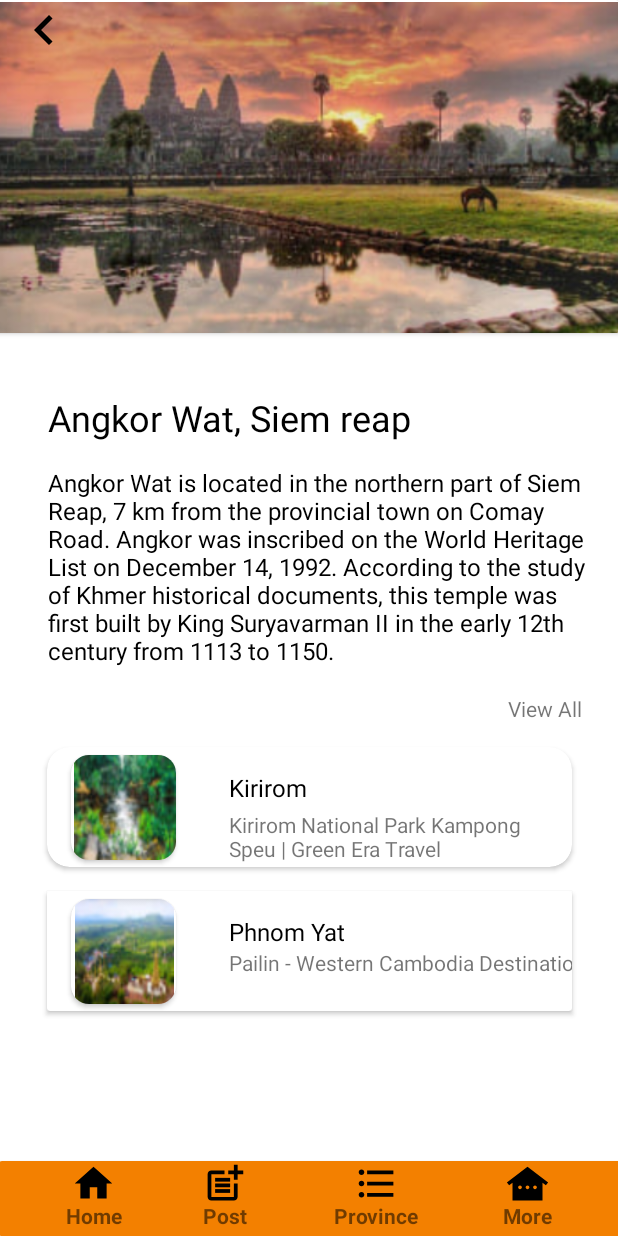
After one commit to SureIte/Travel-App, an Android app: the layout activity_view_item.xml on its own in the app's theme, with its tools: preview values and no code run, on a phone screen of 412 x 824 dp. The commit adds this screen. Run offline under Robolectric (Android 15) with nearby library versions, the light colour scheme and no system bars.

Commit message:
add new activity view item and activity verification code

```diff
--- a/app/src/main/java/kh/edu/rupp/ite/mytravel/MainActivity.java
+++ b/app/src/main/java/kh/edu/rupp/ite/mytravel/MainActivity.java
@@ -9,6 +9,6 @@ public class MainActivity extends AppCompatActivity {
     @Override
     protected void onCreate(Bundle savedInstanceState) {
         super.onCreate(savedInstanceState);
-        setContentView(R.layout.activity_forget_password);
+        setContentView(R.layout.activity_view_item);
     }
 }
--- /dev/null
+++ b/app/src/main/res/drawable/baseline_keyboard_arrow_left_24.xml
@@ -0,0 +1,5 @@
+<vector android:autoMirrored="true" android:height="24dp"
+    android:tint="#000000" android:viewportHeight="24"
+    android:viewportWidth="24" android:width="24dp" xmlns:android="http://schemas.android.com/apk/res/android">
+    <path android:fillColor="@android:color/white" android:pathData="M15.41,16.59L10.83,12l4.58,-4.59L14,6l-6,6 6,6 1.41,-1.41z"/>
+</vector>
--- /dev/null
+++ b/app/src/main/res/layout/activity_verification_code.xml
@@ -0,0 +1,112 @@
+<?xml version="1.0" encoding="utf-8"?>
+<androidx.constraintlayout.widget.ConstraintLayout xmlns:android="http://schemas.android.com/apk/res/android"
+    xmlns:app="http://schemas.android.com/apk/res-auto"
+    xmlns:tools="http://schemas.android.com/tools"
+    android:layout_width="match_parent"
+    android:layout_height="match_parent">
+
+    <ImageView
+        android:id="@+id/imageView4"
+        android:layout_width="wrap_content"
+        android:layout_height="wrap_content"
+        android:layout_marginTop="236dp"
+        app:layout_constraintEnd_toEndOf="parent"
+        app:layout_constraintStart_toStartOf="parent"
+        app:layout_constraintTop_toTopOf="parent"
+        app:srcCompat="@drawable/photo_background" />
+
+    <TextView
+        android:id="@+id/textView15"
+        android:layout_width="wrap_content"
+        android:layout_height="wrap_content"
+        android:layout_marginTop="120dp"
+        android:text="@string/Verification_Code"
+        android:textColor="@color/yellow"
+        android:textSize="34sp"
+        android:textStyle="bold"
+        app:layout_constraintEnd_toEndOf="parent"
+        app:layout_constraintHorizontal_bias="0.498"
+        app:layout_constraintStart_toStartOf="parent"
+        app:layout_constraintTop_toTopOf="parent" />
+
+    <androidx.cardview.widget.CardView
+        android:layout_width="309dp"
+        android:layout_height="220dp"
+        app:layout_constraintBottom_toBottomOf="parent"
+        app:layout_constraintEnd_toEndOf="parent"
+        app:layout_constraintStart_toStartOf="parent"
+        android:background="@drawable/radius_login"
+        app:cardCornerRadius="16dp"
+        android:elevation="15dp"
+        app:layout_constraintTop_toTopOf="parent" >
+
+        <androidx.constraintlayout.widget.ConstraintLayout
+            android:layout_width="match_parent"
+            android:layout_height="match_parent">
+
+            <EditText
+                android:id="@+id/editTextTextPassword5"
+                android:layout_width="260dp"
+                android:layout_height="wrap_content"
+                android:layout_marginBottom="48dp"
+                android:ems="10"
+                android:inputType="textPassword"
+                app:layout_constraintBottom_toBottomOf="parent"
+                app:layout_constraintEnd_toEndOf="parent"
+                app:layout_constraintStart_toStartOf="parent"
+                app:layout_constraintTop_toTopOf="parent" />
+
+            <TextView
+                android:id="@+id/textView17"
+                android:layout_width="wrap_content"
+                android:layout_height="wrap_content"
+                android:layout_marginStart="4dp"
+                android:layout_marginBottom="8dp"
+                android:text="@string/Enter_Your_Verification_code"
+                android:textColor="@color/black"
+                android:textSize="16sp"
+                app:layout_constraintBottom_toBottomOf="@+id/editTextTextPassword5"
+                app:layout_constraintStart_toStartOf="@+id/editTextTextPassword5"
+                app:layout_constraintTop_toTopOf="@+id/editTextTextPassword5" />
+
+            <TextView
+                android:id="@+id/textView18"
+                android:layout_width="wrap_content"
+                android:layout_height="wrap_content"
+                android:layout_marginTop="8dp"
+                android:text="@string/Resend"
+                app:layout_constraintEnd_toEndOf="@+id/editTextTextPassword5"
+                app:layout_constraintTop_toBottomOf="@+id/editTextTextPassword5" />
+
+            <androidx.cardview.widget.CardView
+                android:layout_width="90dp"
+                android:layout_height="30dp"
+                android:layout_marginBottom="32dp"
+                app:cardCornerRadius="16dp"
+                app:layout_constraintBottom_toBottomOf="parent"
+                app:layout_constraintEnd_toEndOf="parent"
+                app:layout_constraintStart_toStartOf="parent">
+
+                <androidx.constraintlayout.widget.ConstraintLayout
+                    android:layout_width="match_parent"
+                    android:layout_height="match_parent"
+                    android:background="@drawable/bg_sign_up"
+                    android:elevation="15dp">
+
+                    <TextView
+                        android:id="@+id/textView19"
+                        android:layout_width="wrap_content"
+                        android:layout_height="wrap_content"
+                        android:text="@string/Verify"
+                        android:textColor="@color/white"
+                        android:textStyle="bold"
+                        app:layout_constraintBottom_toBottomOf="parent"
+                        app:layout_constraintEnd_toEndOf="parent"
+                        app:layout_constraintStart_toStartOf="parent"
+                        app:layout_constraintTop_toTopOf="parent" />
+                </androidx.constraintlayout.widget.ConstraintLayout>
+            </androidx.cardview.widget.CardView>
+        </androidx.constraintlayout.widget.ConstraintLayout>
+    </androidx.cardview.widget.CardView>
+
+</androidx.constraintlayout.widget.ConstraintLayout>
--- /dev/null
+++ b/app/src/main/res/layout/activity_view_item.xml
@@ -0,0 +1,296 @@
+<?xml version="1.0" encoding="utf-8"?>
+<androidx.constraintlayout.widget.ConstraintLayout xmlns:android="http://schemas.android.com/apk/res/android"
+    xmlns:app="http://schemas.android.com/apk/res-auto"
+    xmlns:tools="http://schemas.android.com/tools"
+    android:layout_width="match_parent"
+    android:layout_height="match_parent">
+
+    <androidx.cardview.widget.CardView
+        android:id="@+id/cardView15"
+        android:layout_width="419dp"
+        android:layout_height="222dp"
+        app:layout_constraintEnd_toEndOf="parent"
+        app:layout_constraintTop_toTopOf="parent">
+
+        <androidx.constraintlayout.widget.ConstraintLayout
+            android:layout_width="match_parent"
+            android:layout_height="match_parent">
+
+            <ImageView
+                android:id="@+id/imageView29"
+                android:layout_width="436dp"
+                android:layout_height="244dp"
+                app:layout_constraintEnd_toEndOf="parent"
+                app:layout_constraintStart_toStartOf="parent"
+                app:layout_constraintTop_toTopOf="parent"
+                app:srcCompat="@drawable/photo9" />
+
+            <ImageView
+                android:id="@+id/imageView30"
+                android:layout_width="40dp"
+                android:layout_height="40dp"
+                android:layout_marginStart="16dp"
+                app:layout_constraintStart_toStartOf="parent"
+                app:layout_constraintTop_toTopOf="parent"
+                app:srcCompat="@drawable/baseline_keyboard_arrow_left_24" />
+        </androidx.constraintlayout.widget.ConstraintLayout>
+    </androidx.cardview.widget.CardView>
+
+    <TextView
+        android:id="@+id/textView47"
+        android:layout_width="wrap_content"
+        android:layout_height="wrap_content"
+        android:layout_marginStart="32dp"
+        android:layout_marginTop="40dp"
+        android:text="@string/Angkor_Wat_Siem_reap"
+        android:textColor="@color/black"
+        android:textSize="24sp"
+        app:layout_constraintStart_toStartOf="parent"
+        app:layout_constraintTop_toBottomOf="@+id/cardView15" />
+
+    <TextView
+        android:id="@+id/textView48"
+        android:layout_width="368dp"
+        android:layout_height="152dp"
+        android:layout_marginTop="16dp"
+        android:text="@string/Articles"
+        android:textColor="@color/black"
+        android:textSize="16sp"
+        app:layout_constraintStart_toStartOf="@+id/textView47"
+        app:layout_constraintTop_toBottomOf="@+id/textView47" />
+
+    <TextView
+        android:id="@+id/textView49"
+        android:layout_width="wrap_content"
+        android:layout_height="wrap_content"
+        android:layout_marginEnd="24dp"
+        android:text="@string/View_All"
+        app:layout_constraintEnd_toEndOf="parent"
+        app:layout_constraintTop_toBottomOf="@+id/textView48" />
+
+    <androidx.cardview.widget.CardView
+        android:id="@+id/cardView17"
+        android:layout_width="350dp"
+        android:layout_height="80dp"
+        android:layout_marginTop="16dp"
+        app:cardCornerRadius="15dp"
+        app:layout_constraintEnd_toEndOf="parent"
+        app:layout_constraintStart_toStartOf="parent"
+        app:layout_constraintTop_toBottomOf="@+id/textView49">
+
+        <androidx.constraintlayout.widget.ConstraintLayout
+            android:layout_width="match_parent"
+            android:layout_height="match_parent">
+
+            <androidx.cardview.widget.CardView
+                android:id="@+id/cardView16"
+                android:layout_width="70dp"
+                android:layout_height="70dp"
+                android:layout_marginStart="16dp"
+                app:cardCornerRadius="12dp"
+                app:layout_constraintBottom_toBottomOf="parent"
+                app:layout_constraintStart_toStartOf="parent"
+                app:layout_constraintTop_toTopOf="parent">
+
+                <androidx.constraintlayout.widget.ConstraintLayout
+                    android:layout_width="match_parent"
+                    android:layout_height="match_parent">
+
+                    <ImageView
+                        android:id="@+id/imageView31"
+                        android:layout_width="72dp"
+                        android:layout_height="77dp"
+                        app:layout_constraintBottom_toBottomOf="parent"
+                        app:layout_constraintEnd_toEndOf="parent"
+                        app:layout_constraintStart_toStartOf="parent"
+                        app:layout_constraintTop_toTopOf="parent"
+                        app:srcCompat="@drawable/photo10" />
+                </androidx.constraintlayout.widget.ConstraintLayout>
+            </androidx.cardview.widget.CardView>
+
+            <TextView
+                android:id="@+id/textView50"
+                android:layout_width="wrap_content"
+                android:layout_height="wrap_content"
+                android:layout_marginStart="35dp"
+                android:layout_marginTop="16dp"
+                android:text="@string/Kirirom"
+                android:textColor="@color/black"
+                android:textSize="16sp"
+                app:layout_constraintStart_toEndOf="@+id/cardView16"
+                app:layout_constraintTop_toTopOf="parent" />
+
+            <TextView
+                android:id="@+id/textView51"
+                android:layout_width="216dp"
+                android:layout_height="36dp"
+                android:layout_marginTop="4dp"
+                android:text="@string/Kirirom_National_Park_Kampong_Speu_I_Green_Era_Travel"
+                app:layout_constraintStart_toStartOf="@+id/textView50"
+                app:layout_constraintTop_toBottomOf="@+id/textView50" />
+        </androidx.constraintlayout.widget.ConstraintLayout>
+    </androidx.cardview.widget.CardView>
+    <androidx.cardview.widget.CardView
+        android:layout_width="415dp"
+        android:layout_height="50dp"
+        app:layout_constraintBottom_toBottomOf="parent"
+        app:layout_constraintEnd_toEndOf="parent"
+        app:layout_constraintStart_toStartOf="parent">
+
+        <androidx.constraintlayout.widget.ConstraintLayout
+            android:layout_width="match_parent"
+            android:layout_height="match_parent"
+            android:backgroundTint="@color/yellow"
+            android:background="@color/F0F0F0">
+
+            <ImageView
+                android:id="@+id/imageView21"
+                android:layout_width="30dp"
+                android:layout_height="30dp"
+                android:layout_marginStart="48dp"
+                app:layout_constraintStart_toStartOf="parent"
+                app:layout_constraintTop_toTopOf="parent"
+                app:srcCompat="@drawable/baseline_home_24" />
+
+            <TextView
+                android:id="@+id/textView29"
+                android:layout_width="wrap_content"
+                android:layout_height="wrap_content"
+                android:layout_marginBottom="8dp"
+                android:text="@string/Home"
+                android:textSize="14sp"
+                android:textStyle="bold"
+                app:layout_constraintBottom_toBottomOf="parent"
+                app:layout_constraintEnd_toEndOf="@+id/imageView21"
+                app:layout_constraintStart_toStartOf="@+id/imageView21"
+                app:layout_constraintTop_toBottomOf="@+id/imageView21" />
+
+            <ImageView
+                android:id="@+id/imageView22"
+                android:layout_width="30dp"
+                android:layout_height="30dp"
+                android:layout_marginEnd="48dp"
+                app:layout_constraintEnd_toEndOf="parent"
+                app:layout_constraintTop_toTopOf="parent"
+                app:srcCompat="@drawable/baseline_other_houses_24" />
+
+            <TextView
+                android:id="@+id/textView31"
+                android:layout_width="wrap_content"
+                android:layout_height="wrap_content"
+                android:layout_marginBottom="8dp"
+                android:text="@string/Other"
+                android:textStyle="bold"
+                app:layout_constraintBottom_toBottomOf="parent"
+                app:layout_constraintEnd_toEndOf="@+id/imageView22"
+                app:layout_constraintStart_toStartOf="@+id/imageView22"
+                app:layout_constraintTop_toBottomOf="@+id/imageView22" />
+
+            <ImageView
+                android:id="@+id/imageView23"
+                android:layout_width="30dp"
+                android:layout_height="30dp"
+                android:layout_marginStart="57dp"
+                app:layout_constraintStart_toEndOf="@+id/imageView21"
+                app:layout_constraintTop_toTopOf="parent"
+                app:srcCompat="@drawable/baseline_post_add_24" />
+
+            <TextView
+                android:id="@+id/textView32"
+                android:layout_width="wrap_content"
+                android:layout_height="wrap_content"
+                android:layout_marginBottom="8dp"
+                android:text="@string/Post"
+                android:textStyle="bold"
+                app:layout_constraintBottom_toBottomOf="parent"
+                app:layout_constraintEnd_toEndOf="@+id/imageView23"
+                app:layout_constraintStart_toStartOf="@+id/imageView23"
+                app:layout_constraintTop_toBottomOf="@+id/imageView23" />
+
+            <ImageView
+                android:id="@+id/imageView"
+                android:layout_width="30dp"
+                android:layout_height="30dp"
+                android:layout_marginStart="57dp"
+                android:layout_marginEnd="57dp"
+                app:layout_constraintEnd_toStartOf="@+id/imageView22"
+                app:layout_constraintStart_toEndOf="@+id/imageView23"
+                app:layout_constraintTop_toTopOf="parent"
+                app:srcCompat="@drawable/baseline_format_list_bulleted_24" />
+
+            <TextView
+                android:id="@+id/textView33"
+                android:layout_width="wrap_content"
+                android:layout_height="wrap_content"
+                android:layout_marginBottom="8dp"
+                android:text="@string/Province"
+                android:textStyle="bold"
+                app:layout_constraintBottom_toBottomOf="parent"
+                app:layout_constraintEnd_toEndOf="@+id/imageView"
+                app:layout_constraintStart_toStartOf="@+id/imageView"
+                app:layout_constraintTop_toBottomOf="@+id/imageView" />
+        </androidx.constraintlayout.widget.ConstraintLayout>
+    </androidx.cardview.widget.CardView>
+
+    <androidx.cardview.widget.CardView
+        android:layout_width="350dp"
+        android:layout_height="80dp"
+        android:layout_marginTop="16dp"
+        app:layout_constraintEnd_toEndOf="parent"
+        app:layout_constraintStart_toStartOf="parent"
+        app:layout_constraintTop_toBottomOf="@+id/cardView17" >
+
+        <androidx.constraintlayout.widget.ConstraintLayout
+            android:layout_width="match_parent"
+            android:layout_height="match_parent">
+
+            <androidx.cardview.widget.CardView
+                android:id="@+id/cardView18"
+                android:layout_width="70dp"
+                android:layout_height="70dp"
+                android:layout_marginStart="16dp"
+                app:cardCornerRadius="12dp"
+                app:layout_constraintBottom_toBottomOf="parent"
+                app:layout_constraintStart_toStartOf="parent"
+                app:layout_constraintTop_toTopOf="parent">
+
+                <androidx.constraintlayout.widget.ConstraintLayout
+                    android:layout_width="match_parent"
+                    android:layout_height="match_parent">
+
+                    <ImageView
+                        android:id="@+id/imageView32"
+                        android:layout_width="91dp"
+                        android:layout_height="75dp"
+                        app:layout_constraintBottom_toBottomOf="parent"
+                        app:layout_constraintEnd_toEndOf="parent"
+                        app:layout_constraintStart_toStartOf="parent"
+                        app:layout_constraintTop_toTopOf="parent"
+                        app:srcCompat="@drawable/photo12" />
+                </androidx.constraintlayout.widget.ConstraintLayout>
+            </androidx.cardview.widget.CardView>
+
+            <TextView
+                android:id="@+id/textView55"
+                android:layout_width="wrap_content"
+                android:layout_height="wrap_content"
+                android:layout_marginStart="35dp"
+                android:layout_marginTop="16dp"
+                android:text="@string/Phnom_Yat"
+                android:textColor="@color/black"
+                android:textSize="16sp"
+                app:layout_constraintStart_toEndOf="@+id/cardView18"
+                app:layout_constraintTop_toTopOf="parent" />
+
+            <TextView
+                android:id="@+id/textView56"
+                android:layout_width="wrap_content"
+                android:layout_height="wrap_content"
+                android:text="@string/Pailin_Western_Cambodia_Destination_info"
+                app:layout_constraintStart_toStartOf="@+id/textView55"
+                app:layout_constraintTop_toBottomOf="@+id/textView55" />
+        </androidx.constraintlayout.widget.ConstraintLayout>
+
+    </androidx.cardview.widget.CardView>
+
+</androidx.constraintlayout.widget.ConstraintLayout>
```
Also changed, not shown: app/src/main/res/drawable/photo10.jpg (added), app/src/main/res/drawable/photo12.jpg (added), app/src/main/res/drawable/photo9.jpg (added).
